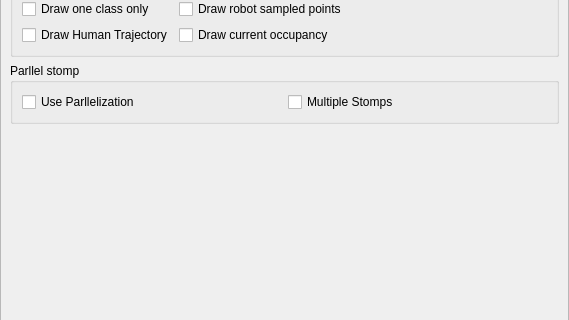
Above: src/move3d-qt-gui-libs/src/qtMainInterface/sideWidgets/qtHriGesture.ui from jmainpri/move3d-studio before the change; both pictures show x 0 to 569 and y 447 to 767 of the 569 by 991 pixel window. Below: the same form after it.
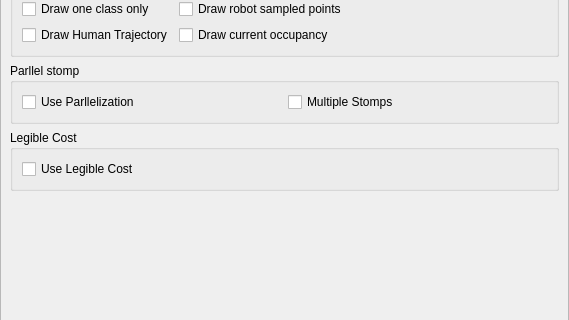
That is the form after the change.

Commit message: Initial import of legitility cost function

What changed in the file:
```diff
--- a/src/move3d-qt-gui-libs/src/qtMainInterface/sideWidgets/qtHriGesture.ui
+++ b/src/move3d-qt-gui-libs/src/qtMainInterface/sideWidgets/qtHriGesture.ui
@@ -265,6 +265,22 @@
          </layout>
         </widget>
        </item>
+       <item>
+        <widget class="QGroupBox" name="groupBox_5">
+         <property name="title">
+          <string>Legible Cost</string>
+         </property>
+         <layout class="QVBoxLayout" name="verticalLayout">
+          <item>
+           <widget class="QCheckBox" name="checkBoxUseLegibleCost">
+            <property name="text">
+             <string>Use Legible Cost</string>
+            </property>
+           </widget>
+          </item>
+         </layout>
+        </widget>
+       </item>
        <item>
         <spacer name="verticalSpacer">
          <property name="orientation">
```
The commit also changes 5 other files.
